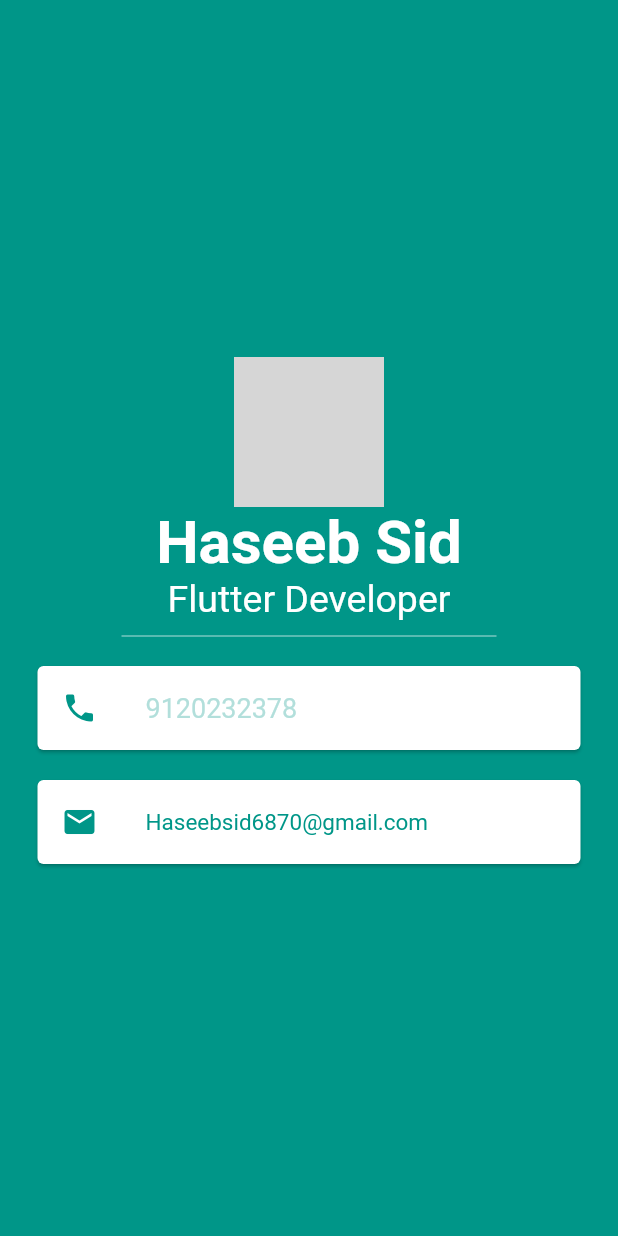
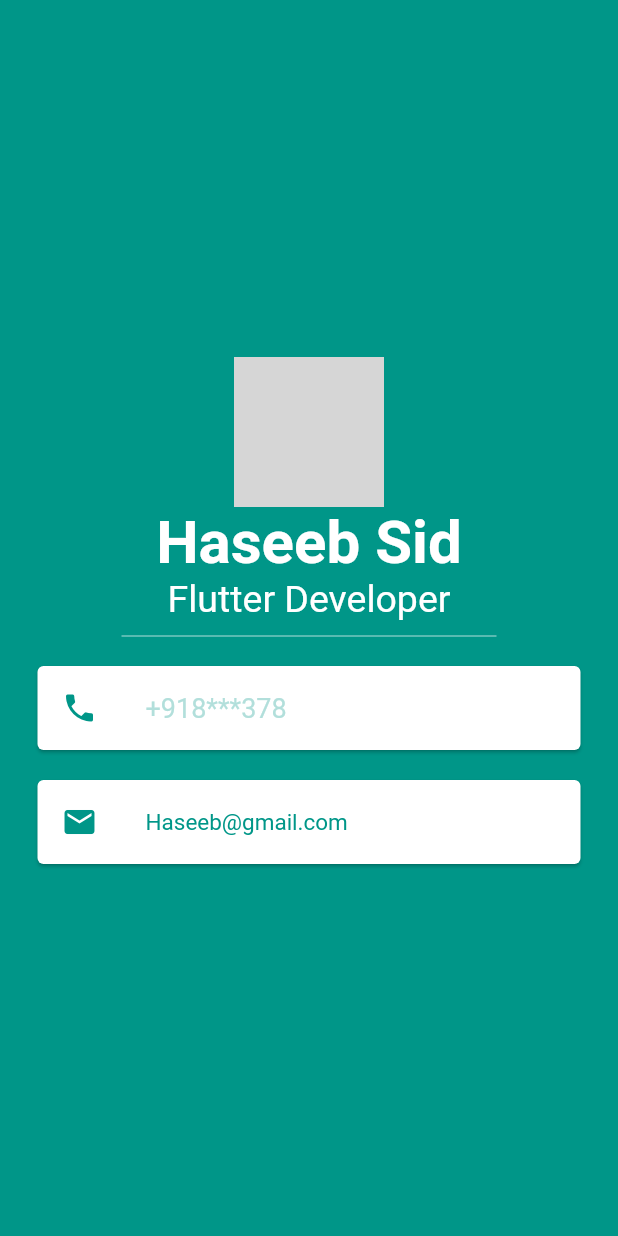
Before and after one commit to haseebsid06/Business-card, a Flutter app: the screen it shows after launch, on a phone screen of 412 x 824 dp. Run offline on Flutter 3.47's test engine with Material 2 defaults, Android fonts, the phone set to English and light mode, and no system bars; network calls fail; Roboto replaces fonts that are missing (YujiMai); grey boxes are pictures that could not be loaded.

Commit message:
change_done

```diff
--- a/business_card/lib/main.dart
+++ b/business_card/lib/main.dart
@@ -43,7 +43,7 @@ class MyApp extends StatelessWidget {
                     child: ListTile(
                       leading: const Icon(Icons.phone, color: Colors.teal),
                       title: Text(
-                        '9120232378',
+                        '+918***378',
                         style: TextStyle(
                           fontFamily: "YujiMai",
                           color: Colors.teal.shade100,
@@ -59,7 +59,7 @@ class MyApp extends StatelessWidget {
                         Icons.email,
                         color: Colors.teal,
                       ),
-                      title: Text("Haseebsid6870@gmail.com",
+                      title: Text("Haseeb@gmail.com",
                           style: TextStyle(
                               fontSize: 15,
                               color: Colors.teal,
```
